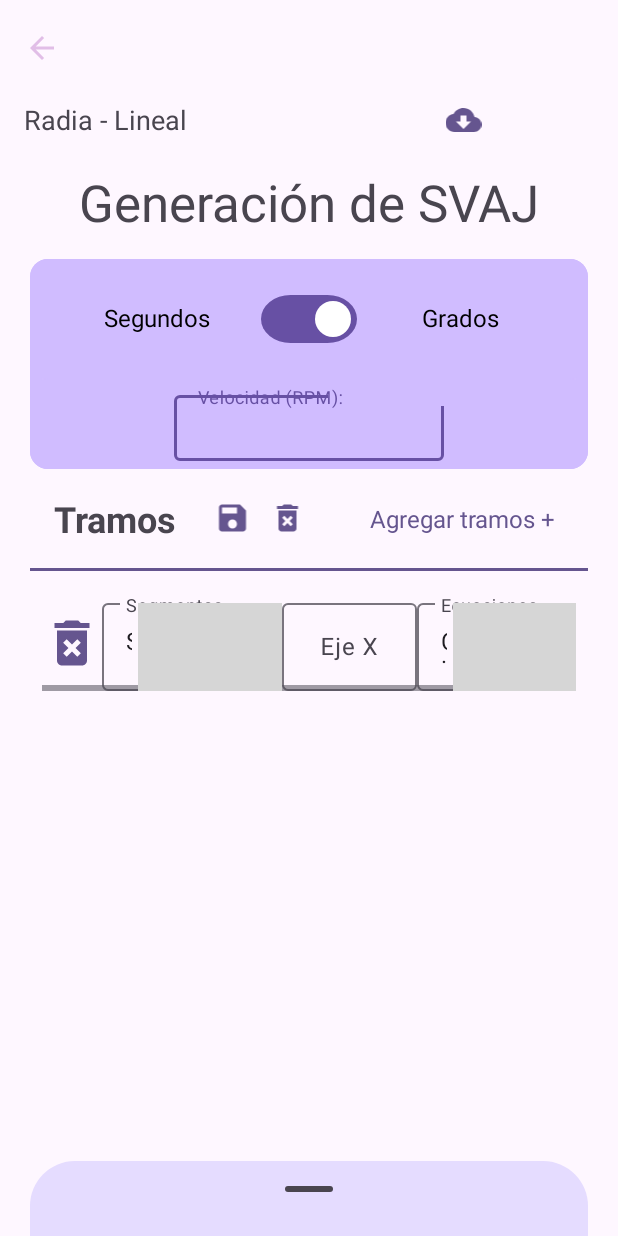
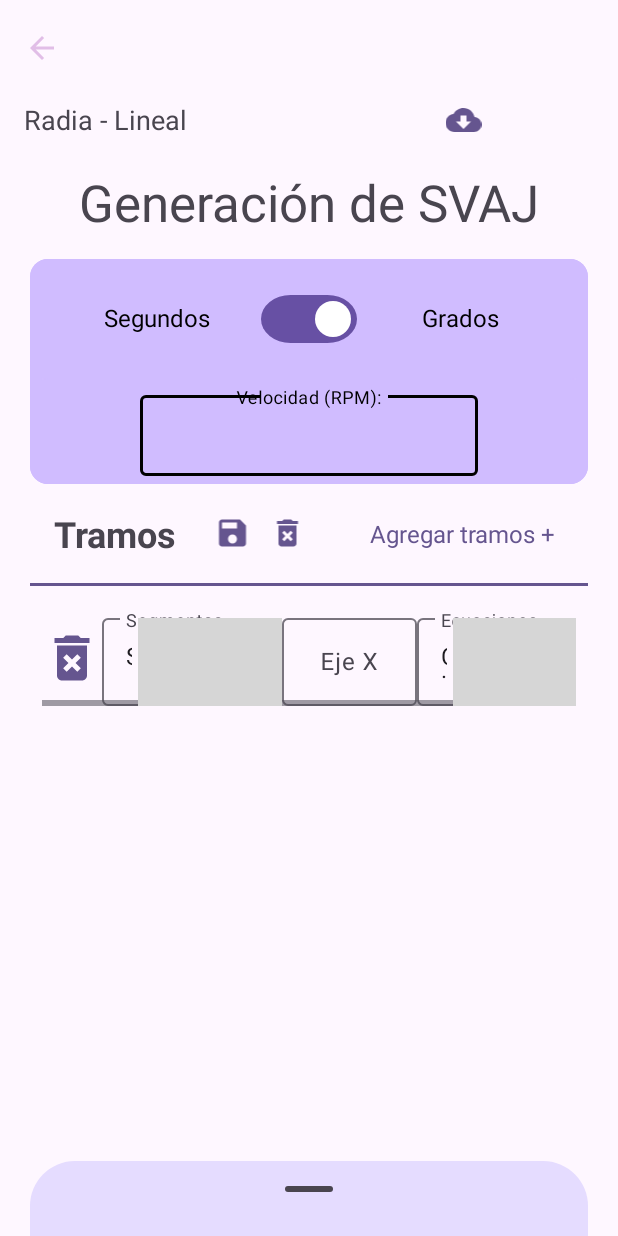
Before and after one commit to JIvanVB/LevanF, an Android app: the Radial_LinealActivity screen opened directly, with no data from a screen before it, after a tap on "Agregar tramos +", on a phone screen of 412 x 824 dp. Run offline under Robolectric (Android 15) with nearby library versions, the phone set to English and light mode, and no system bars; our stand-ins replace Firebase (no records; nobody signed in at launch, a user with empty details on screens opened directly); libraries missing offline, so code that uses them is left out: androidx.cardview, com.github.mikephil.charting; plain views replace LineChart; 1 statement that could not run was skipped; grey boxes are pictures that could not be loaded.

Commit message:
correcion de errores graficos

```diff
--- /dev/null
+++ b/app/src/main/res/color/black_select.xml
@@ -0,0 +1,7 @@
+<?xml version="1.0" encoding="utf-8"?>
+<selector xmlns:android="http://schemas.android.com/apk/res/android">
+    <item android:color="@color/black" android:state_focused="true"/>
+    <item android:color="@color/black" android:state_hovered="true"/>
+    <item android:color="@color/black" android:state_enabled="true"/>
+    <item android:color="@color/black"/>
+</selector>
--- a/app/src/main/res/layout/activity_radial_lineal.xml
+++ b/app/src/main/res/layout/activity_radial_lineal.xml
@@ -104,10 +104,9 @@
 
             <LinearLayout
                 android:layout_width="match_parent"
-                android:layout_height="60dp"
+                android:layout_height="70dp"
                 android:background="@drawable/round_rec"
                 android:orientation="horizontal"
-
                 android:padding="5dp">
 
 
@@ -115,22 +114,30 @@
                     android:id="@+id/etVelocidadlo"
                     style="@style/Widget.Material3.TextInputLayout.OutlinedBox"
                     android:layout_width="0dp"
-                    android:layout_height="match_parent"
+                    android:layout_height="wrap_content"
                     android:layout_weight="1"
+                    android:gravity="center"
                     android:hint="@string/velocidad"
-                    android:gravity="center"
-                    >
+                    android:textColor="@color/black_select"
+                    app:boxStrokeColor="@color/black_select"
+                    app:boxStrokeWidth="1dp"
+                    app:boxStrokeWidthFocused="2dp"
+                    app:hintTextColor="@color/black_select">
+
                     <com.google.android.material.textfield.TextInputEditText
                         android:id="@+id/etVelocidad"
-                        android:layout_width="180dp"
-                        android:layout_height="match_parent"
-                        android:inputType="number"
-                        />
+                        android:layout_width="225dp"
+                        android:layout_height="wrap_content"
+                        android:gravity="center"
+                        android:textAlignment="center"
+                        android:textSize="16sp"
+                        android:textColor="@color/black"
+                        android:inputType="number"/>
+
                 </com.google.android.material.textfield.TextInputLayout>
 
             </LinearLayout>
         </LinearLayout>
-
 
         <LinearLayout
             android:layout_width="match_parent"
--- a/app/src/main/res/values-night/strings.xml
+++ b/app/src/main/res/values-night/strings.xml
@@ -21,4 +21,5 @@
     <string name="ecuaciones">Ecuaciones</string>
     <string name="limpiar">Limpiar</string>
     <string name="tramos_guardados">Tramos Guardados</string>
+    <string name="velocidad">Velocidad (RPM): </string>
 </resources>
```
Also changed, not shown: app/src/main/res/values/colors.xml (line endings or trailing spaces).
